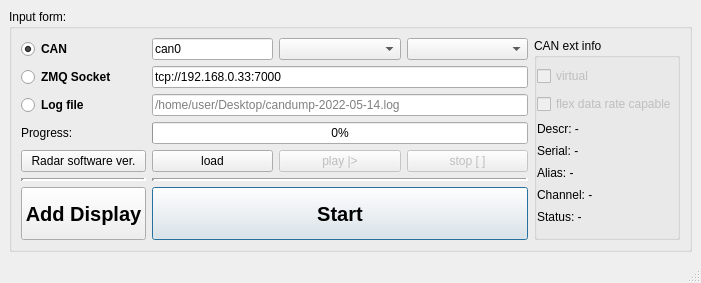
Qt form mainwindow.ui (anatoltrush/RadarVisual) before a commit.
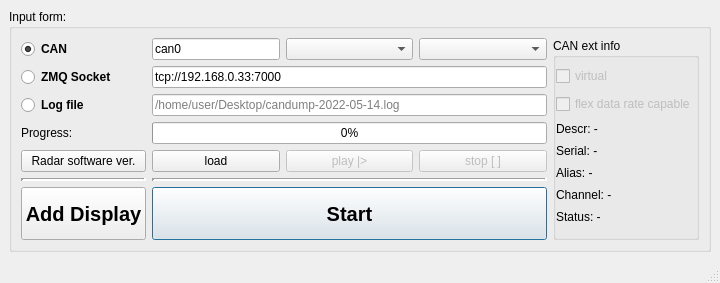
The same form after that commit. Icons and pictures are not drawn.

Diff of the .ui file:
```diff
--- a/mainwindow.ui
+++ b/mainwindow.ui
@@ -9,7 +9,7 @@
    <rect>
     <x>0</x>
     <y>0</y>
-    <width>701</width>
+    <width>720</width>
     <height>283</height>
    </rect>
   </property>
@@ -21,7 +21,7 @@
   </property>
   <property name="maximumSize">
    <size>
-    <width>719</width>
+    <width>720</width>
     <height>290</height>
    </size>
   </property>
```
